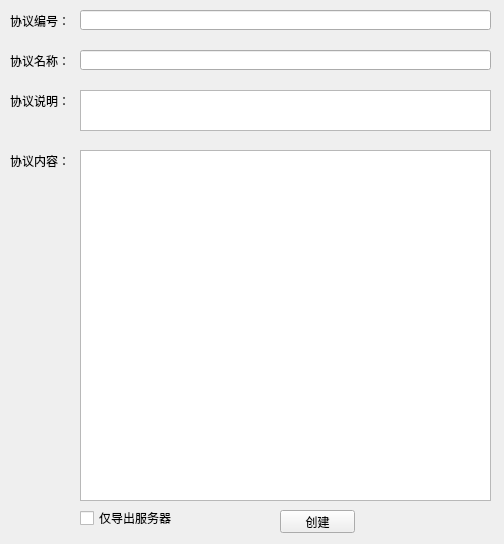
Old version of the form qt_ui/ui/create_proto.ui in the repository aywfelix/ProtoExcelTool.
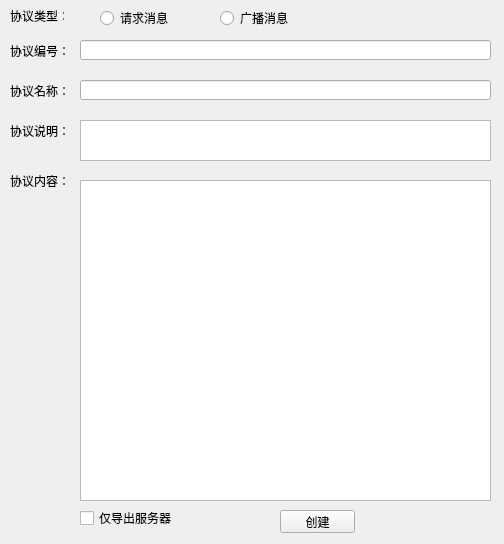
New version of the form.

Commit message: 程序界面修改

```diff
--- a/qt_ui/ui/create_proto.ui
+++ b/qt_ui/ui/create_proto.ui
@@ -17,7 +17,7 @@
    <property name="geometry">
     <rect>
      <x>80</x>
-     <y>90</y>
+     <y>120</y>
      <width>411</width>
      <height>41</height>
     </rect>
@@ -27,9 +27,9 @@
    <property name="geometry">
     <rect>
      <x>80</x>
-     <y>150</y>
+     <y>180</y>
      <width>411</width>
-     <height>351</height>
+     <height>321</height>
     </rect>
    </property>
   </widget>
@@ -37,7 +37,7 @@
    <property name="geometry">
     <rect>
      <x>80</x>
-     <y>10</y>
+     <y>40</y>
      <width>411</width>
      <height>20</height>
     </rect>
@@ -47,7 +47,7 @@
    <property name="geometry">
     <rect>
      <x>10</x>
-     <y>90</y>
+     <y>120</y>
      <width>71</width>
      <height>21</height>
     </rect>
@@ -73,7 +73,7 @@
    <property name="geometry">
     <rect>
      <x>10</x>
-     <y>10</y>
+     <y>40</y>
      <width>71</width>
      <height>21</height>
     </rect>
@@ -86,7 +86,7 @@
    <property name="geometry">
     <rect>
      <x>10</x>
-     <y>50</y>
+     <y>80</y>
      <width>71</width>
      <height>21</height>
     </rect>
@@ -99,7 +99,7 @@
    <property name="geometry">
     <rect>
      <x>10</x>
-     <y>150</y>
+     <y>170</y>
      <width>71</width>
      <height>21</height>
     </rect>
@@ -112,7 +112,7 @@
    <property name="geometry">
     <rect>
      <x>80</x>
-     <y>50</y>
+     <y>80</y>
      <width>411</width>
      <height>20</height>
     </rect>
@@ -131,6 +131,45 @@
     <string>仅导出服务器</string>
    </property>
   </widget>
+  <widget class="QRadioButton" name="radioButton">
+   <property name="geometry">
+    <rect>
+     <x>100</x>
+     <y>10</y>
+     <width>89</width>
+     <height>16</height>
+    </rect>
+   </property>
+   <property name="text">
+    <string>请求消息</string>
+   </property>
+  </widget>
+  <widget class="QRadioButton" name="radioButton_2">
+   <property name="geometry">
+    <rect>
+     <x>220</x>
+     <y>10</y>
+     <width>89</width>
+     <height>16</height>
+    </rect>
+   </property>
+   <property name="text">
+    <string>广播消息</string>
+   </property>
+  </widget>
+  <widget class="QLabel" name="label">
+   <property name="geometry">
+    <rect>
+     <x>10</x>
+     <y>10</y>
+     <width>54</width>
+     <height>12</height>
+    </rect>
+   </property>
+   <property name="text">
+    <string>协议类型：</string>
+   </property>
+  </widget>
  </widget>
  <resources/>
  <connections/>
```
Left out of the diff: 2 changed lines with no effect on the pictures. The commit also changes 3 other files.
